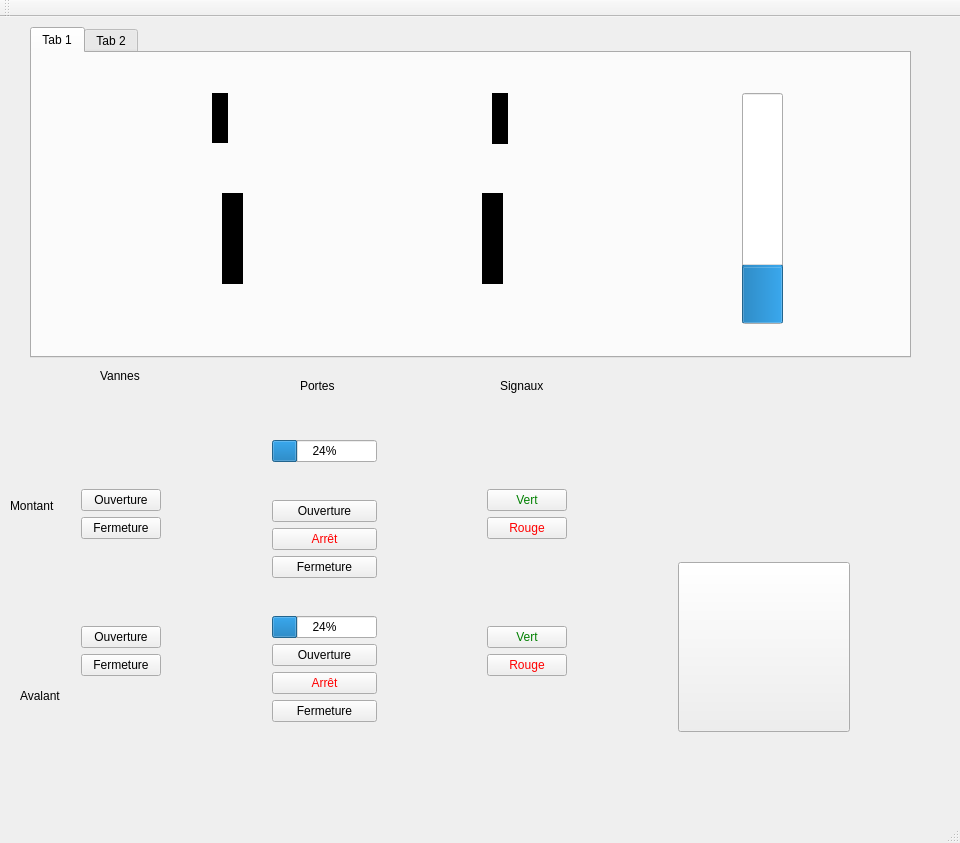
First picture: the form in mainwindow.ui, repository VConstans/IHMEcluse, before the edit.
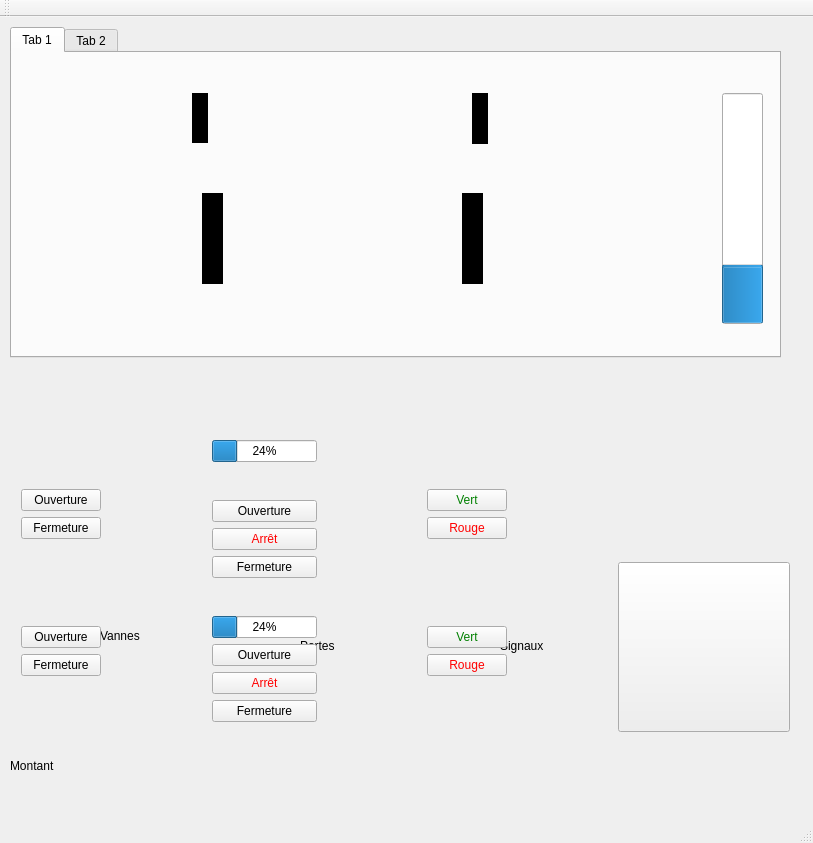
Second picture: the form after the edit. Icons and pictures are not drawn.

Commit message: Putting tabs outside

Diff of the .ui file:
```diff
--- a/mainwindow.ui
+++ b/mainwindow.ui
@@ -6,7 +6,7 @@
    <rect>
     <x>0</x>
     <y>0</y>
-    <width>960</width>
+    <width>813</width>
     <height>843</height>
    </rect>
   </property>
@@ -18,9 +18,9 @@
     <property name="geometry">
      <rect>
       <x>0</x>
-      <y>0</y>
+      <y>260</y>
       <width>941</width>
-      <height>771</height>
+      <height>511</height>
      </rect>
     </property>
     <property name="layoutDirection">
@@ -191,237 +191,6 @@
        <string>Signaux</string>
       </property>
      </widget>
-     <widget class="QTabWidget" name="tabWidget">
-      <property name="geometry">
-       <rect>
-        <x>30</x>
-        <y>10</y>
-        <width>881</width>
-        <height>331</height>
-       </rect>
-      </property>
-      <property name="currentIndex">
-       <number>0</number>
-      </property>
-      <widget class="QWidget" name="tab">
-       <attribute name="title">
-        <string>Tab 1</string>
-       </attribute>
-       <widget class="QLabel" name="ecluse">
-        <property name="geometry">
-         <rect>
-          <x>70</x>
-          <y>40</y>
-          <width>521</width>
-          <height>231</height>
-         </rect>
-        </property>
-        <property name="minimumSize">
-         <size>
-          <width>500</width>
-          <height>200</height>
-         </size>
-        </property>
-        <property name="styleSheet">
-         <string notr="true"/>
-        </property>
-        <property name="text">
-         <string/>
-        </property>
-        <property name="pixmap">
-         <pixmap resource="images.qrc">:/images/ecluse.png</pixmap>
-        </property>
-        <property name="scaledContents">
-         <bool>true</bool>
-        </property>
-       </widget>
-       <widget class="QLabel" name="vanneMontant">
-        <property name="geometry">
-         <rect>
-          <x>180</x>
-          <y>40</y>
-          <width>16</width>
-          <height>50</height>
-         </rect>
-        </property>
-        <property name="minimumSize">
-         <size>
-          <width>0</width>
-          <height>0</height>
-         </size>
-        </property>
-        <property name="maximumSize">
-         <size>
-          <width>30</width>
-          <height>50</height>
-         </size>
-        </property>
-        <property name="styleSheet">
-         <string notr="true">#vanneMontant{
-background-color: black;
-}</string>
-        </property>
-        <property name="text">
-         <string/>
-        </property>
-        <property name="scaledContents">
-         <bool>true</bool>
-        </property>
-       </widget>
-       <widget class="QLabel" name="vanneAvalant">
-        <property name="geometry">
-         <rect>
-          <x>460</x>
-          <y>40</y>
-          <width>16</width>
-          <height>51</height>
-         </rect>
-        </property>
-        <property name="styleSheet">
-         <string notr="true">#vanneAvalant{
-background-color: black;
-}</string>
-        </property>
-        <property name="text">
-         <string/>
-        </property>
-        <property name="scaledContents">
-         <bool>false</bool>
-        </property>
-       </widget>
-       <widget class="QLabel" name="signalMontant">
-        <property name="geometry">
-         <rect>
-          <x>80</x>
-          <y>250</y>
-          <width>21</width>
-          <height>21</height>
-         </rect>
-        </property>
-        <property name="styleSheet">
-         <string notr="true"/>
-        </property>
-        <property name="text">
-         <string/>
-        </property>
-        <property name="pixmap">
-         <pixmap resource="images.qrc">:/images/voyant_rouge_allume.png</pixmap>
-        </property>
-        <property name="scaledContents">
-         <bool>true</bool>
-        </property>
-       </widget>
-       <widget class="QLabel" name="signalAvalant">
-        <property name="geometry">
-         <rect>
-          <x>560</x>
-          <y>250</y>
-          <width>21</width>
-          <height>21</height>
-         </rect>
-        </property>
-        <property name="styleSheet">
-         <string notr="true"/>
-        </property>
-        <property name="text">
-         <string/>
-        </property>
-        <property name="pixmap">
-         <pixmap resource="images.qrc">:/images/voyant_rouge_allume.png</pixmap>
-        </property>
-        <property name="scaledContents">
-         <bool>true</bool>
-        </property>
-       </widget>
-       <widget class="QProgressBar" name="waterLevel">
-        <property name="geometry">
-         <rect>
-          <x>710</x>
-          <y>40</y>
-          <width>41</width>
-          <height>231</height>
-         </rect>
-        </property>
-        <property name="layoutDirection">
-         <enum>Qt::LeftToRight</enum>
-        </property>
-        <property name="value">
-         <number>24</number>
-        </property>
-        <property name="textVisible">
-         <bool>false</bool>
-        </property>
-        <property name="orientation">
-         <enum>Qt::Vertical</enum>
-        </property>
-        <property name="textDirection">
-         <enum>QProgressBar::TopToBottom</enum>
-        </property>
-       </widget>
-       <widget class="QLabel" name="porteAvalant">
-        <property name="geometry">
-         <rect>
-          <x>450</x>
-          <y>140</y>
-          <width>21</width>
-          <height>91</height>
-         </rect>
-        </property>
-        <property name="styleSheet">
-         <string notr="true">#porteAvalant{
-background-color: black
-}</string>
-        </property>
-        <property name="text">
-         <string/>
-        </property>
-       </widget>
-       <widget class="QLabel" name="porteMontant">
-        <property name="geometry">
-         <rect>
-          <x>190</x>
-          <y>140</y>
-          <width>21</width>
-          <height>91</height>
-         </rect>
-        </property>
-        <property name="styleSheet">
-         <string notr="true">#porteMontant{
-background-color: black
-}</string>
-        </property>
-        <property name="text">
-         <string/>
-        </property>
-       </widget>
-       <widget class="QLabel" name="vanneMontant_2">
-        <property name="geometry">
-         <rect>
-          <x>360</x>
-          <y>230</y>
-          <width>16</width>
-          <height>51</height>
-         </rect>
-        </property>
-        <property name="styleSheet">
-         <string notr="true">#vanneMontant{
-background-color: black;
-}</string>
-        </property>
-        <property name="text">
-         <string/>
-        </property>
-        <property name="scaledContents">
-         <bool>true</bool>
-        </property>
-       </widget>
-      </widget>
-      <widget class="QWidget" name="tab_2">
-       <attribute name="title">
-        <string>Tab 2</string>
-       </attribute>
-      </widget>
-     </widget>
      <widget class="QLabel" name="label">
       <property name="geometry">
        <rect>
@@ -451,8 +220,8 @@
      <widget class="QWidget" name="horizontalLayoutWidget_2">
       <property name="geometry">
        <rect>
-        <x>70</x>
-        <y>380</y>
+        <x>10</x>
+        <y>120</y>
         <width>791</width>
         <height>371</height>
        </rect>
@@ -761,6 +530,216 @@
      </widget>
     </widget>
    </widget>
+   <widget class="QTabWidget" name="tabWidget_2">
+    <property name="geometry">
+     <rect>
+      <x>10</x>
+      <y>10</y>
+      <width>771</width>
+      <height>331</height>
+     </rect>
+    </property>
+    <property name="currentIndex">
+     <number>0</number>
+    </property>
+    <widget class="QWidget" name="tab">
+     <attribute name="title">
+      <string>Tab 1</string>
+     </attribute>
+     <widget class="QLabel" name="ecluse">
+      <property name="geometry">
+       <rect>
+        <x>70</x>
+        <y>40</y>
+        <width>521</width>
+        <height>231</height>
+       </rect>
+      </property>
+      <property name="minimumSize">
+       <size>
+        <width>500</width>
+        <height>200</height>
+       </size>
+      </property>
+      <property name="styleSheet">
+       <string notr="true"/>
+      </property>
+      <property name="text">
+       <string/>
+      </property>
+      <property name="pixmap">
+       <pixmap resource="images.qrc">:/images/ecluse.png</pixmap>
+      </property>
+      <property name="scaledContents">
+       <bool>true</bool>
+      </property>
+     </widget>
+     <widget class="QLabel" name="vanneMontant">
+      <property name="geometry">
+       <rect>
+        <x>180</x>
+        <y>40</y>
+        <width>16</width>
+        <height>50</height>
+       </rect>
+      </property>
+      <property name="minimumSize">
+       <size>
+        <width>0</width>
+        <height>0</height>
+       </size>
+      </property>
+      <property name="maximumSize">
+       <size>
+        <width>30</width>
+        <height>50</height>
+       </size>
+      </property>
+      <property name="styleSheet">
+       <string notr="true">#vanneMontant{
+background-color: black;
+}</string>
+      </property>
+      <property name="text">
+       <string/>
+      </property>
+      <property name="scaledContents">
+       <bool>true</bool>
+      </property>
+     </widget>
+     <widget class="QLabel" name="vanneAvalant">
+      <property name="geometry">
+       <rect>
+        <x>460</x>
+        <y>40</y>
+        <width>16</width>
+        <height>51</height>
+       </rect>
+      </property>
+      <property name="styleSheet">
+       <string notr="true">#vanneAvalant{
+background-color: black;
+}</string>
+      </property>
+      <property name="text">
+       <string/>
+      </property>
+      <property name="scaledContents">
+       <bool>false</bool>
+      </property>
+     </widget>
+     <widget class="QLabel" name="signalMontant">
+      <property name="geometry">
+       <rect>
+        <x>80</x>
+        <y>250</y>
+        <width>21</width>
+        <height>21</height>
+       </rect>
+      </property>
+      <property name="styleSheet">
+       <string notr="true"/>
+      </property>
+      <property name="text">
+       <string/>
+      </property>
+      <property name="pixmap">
+       <pixmap resource="images.qrc">:/images/voyant_rouge_allume.png</pixmap>
+      </property>
+      <property name="scaledContents">
+       <bool>true</bool>
+      </property>
+     </widget>
+     <widget class="QLabel" name="signalAvalant">
+      <property name="geometry">
+       <rect>
+        <x>560</x>
+        <y>250</y>
+        <width>21</width>
+        <height>21</height>
+       </rect>
+      </property>
+      <property name="styleSheet">
+       <string notr="true"/>
+      </property>
+      <property name="text">
+       <string/>
+      </property>
+      <property name="pixmap">
+       <pixmap resource="images.qrc">:/images/voyant_rouge_allume.png</pixmap>
+      </property>
+      <property name="scaledContents">
+       <bool>true</bool>
+      </property>
+     </widget>
+     <widget class="QProgressBar" name="waterLevel">
+      <property name="geometry">
+       <rect>
+        <x>710</x>
+        <y>40</y>
+        <width>41</width>
+        <height>231</height>
+       </rect>
+      </property>
+      <property name="layoutDirection">
+       <enum>Qt::LeftToRight</enum>
+      </property>
+      <property name="value">
+       <number>24</number>
+      </property>
+      <property name="textVisible">
+       <bool>false</bool>
+      </property>
+      <property name="orientation">
+       <enum>Qt::Vertical</enum>
+      </property>
+      <property name="textDirection">
+       <enum>QProgressBar::TopToBottom</enum>
+      </property>
+     </widget>
+     <widget class="QLabel" name="porteAvalant">
+      <property name="geometry">
+       <rect>
+        <x>450</x>
+        <y>140</y>
+        <width>21</width>
+        <height>91</height>
+       </rect>
+      </property>
+      <property name="styleSheet">
+       <string notr="true">#porteAvalant{
+background-color: black
+}</string>
+      </property>
+      <property name="text">
+       <string/>
+      </property>
+     </widget>
+     <widget class="QLabel" name="porteMontant">
+      <property name="geometry">
+       <rect>
+        <x>190</x>
+        <y>140</y>
+        <width>21</width>
+        <height>91</height>
+       </rect>
+      </property>
+      <property name="styleSheet">
+       <string notr="true">#porteMontant{
+background-color: black
+}</string>
+      </property>
+      <property name="text">
+       <string/>
+      </property>
+     </widget>
+    </widget>
+    <widget class="QWidget" name="tab_2">
+     <attribute name="title">
+      <string>Tab 2</string>
+     </attribute>
+    </widget>
+   </widget>
   </widget>
   <widget class="QMenuBar" name="menuBar">
    <property name="geometry">
```
Left out of the diff: 14 changed lines with no effect on the pictures.
